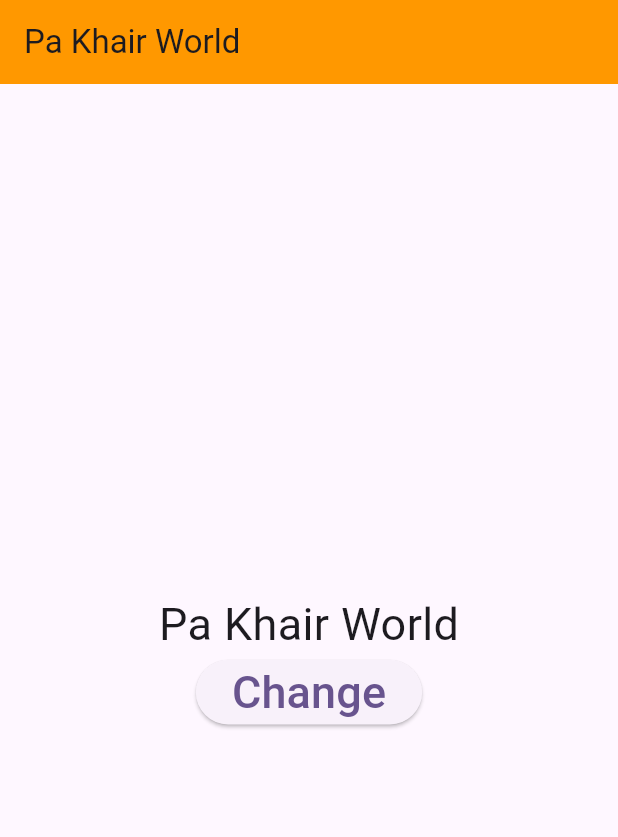
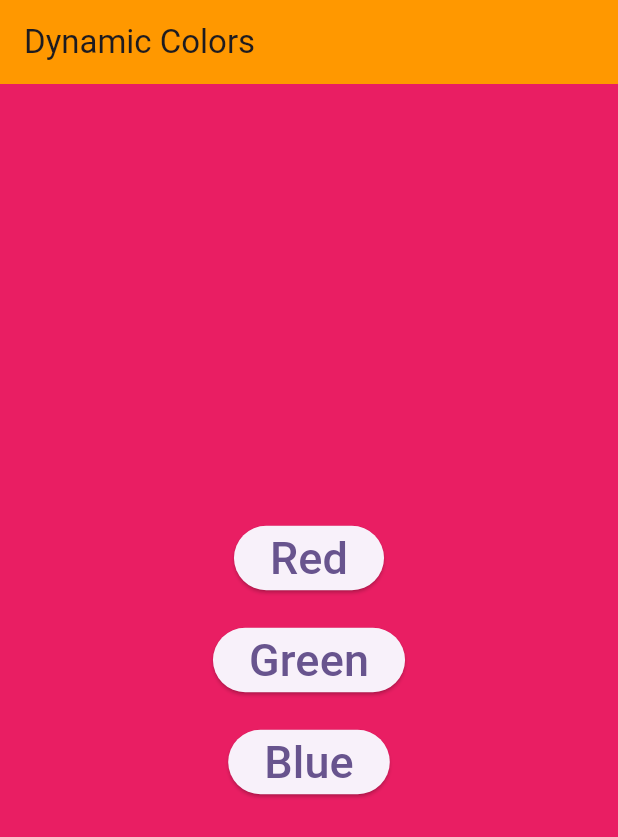
Before and after one commit to abidroid/sbbwu_session11_buttons_stateful, a Flutter app: the screen it shows after launch, on a phone screen of 412 x 824 dp. Shown: the top 837 px of the screen. Run offline on Flutter 3.47's test engine with Material 3 defaults, Android fonts, the phone set to English and light mode, and no system bars; our stand-ins replace fluttertoast, gap.

Commit message:
dynamic color screen

```diff
--- a/lib/main.dart
+++ b/lib/main.dart
@@ -1,5 +1,6 @@
 import 'package:flutter/material.dart';
 import 'package:sbbwu_session11_buttons_stateful/screens/button_screen.dart';
+import 'package:sbbwu_session11_buttons_stateful/screens/dynamic_color_screen.dart';
 import 'package:sbbwu_session11_buttons_stateful/screens/dynamic_screen_one.dart';
 
 void main() {
@@ -19,7 +20,7 @@ class MyApp extends StatelessWidget {
         colorScheme: ColorScheme.fromSeed(seedColor: Colors.deepPurple),
         useMaterial3: true,
       ),
-      home: const DynamicScreenOne(),
+      home: const DynamicColorScreen(),
     );
   }
 }
--- /dev/null
+++ b/lib/screens/dynamic_color_screen.dart
@@ -0,0 +1,82 @@
+import 'package:flutter/material.dart';
+import 'package:gap/gap.dart';
+
+class DynamicColorScreen extends StatefulWidget {
+  const DynamicColorScreen({super.key});
+
+  @override
+  State<DynamicColorScreen> createState() => _DynamicColorScreenState();
+}
+
+class _DynamicColorScreenState extends State<DynamicColorScreen> {
+
+  // variable
+  // data type ?
+
+  // initial state
+  Color wallColor = Colors.pink;
+
+  // 60 frames per second
+  // 120 frames per second
+
+  @override
+  Widget build(BuildContext context) {
+    print('build executed');
+    return Scaffold(
+
+      backgroundColor: wallColor,
+
+      appBar: AppBar(
+        backgroundColor: Colors.orange,
+        title: const Text('Dynamic Colors'),
+      ),
+      body: Center(
+        child: Column(
+          mainAxisSize: MainAxisSize.min,
+          children: [
+            ElevatedButton(
+              onPressed: () {
+
+                setState(() {
+                  wallColor = Colors.red;
+
+                });
+              },
+              child: const Text(
+                'Red',
+                style: TextStyle(fontSize: 30),
+              ),
+            ),
+            const Gap(20),
+            ElevatedButton(
+              onPressed: () {
+                setState(() {
+                  wallColor = Colors.green;
+
+                });
+              },
+              child: const Text(
+                'Green',
+                style: TextStyle(fontSize: 30),
+              ),
+            ),
+            const Gap(20),
+
+            ElevatedButton(
+              onPressed: () {
+                setState(() {
+                  wallColor = Colors.blue;
+
+                });
+              },
+              child: const Text(
+                'Blue',
+                style: TextStyle(fontSize: 30),
+              ),
+            ),
+          ],
+        ),
+      ),
+    );
+  }
+}
```
